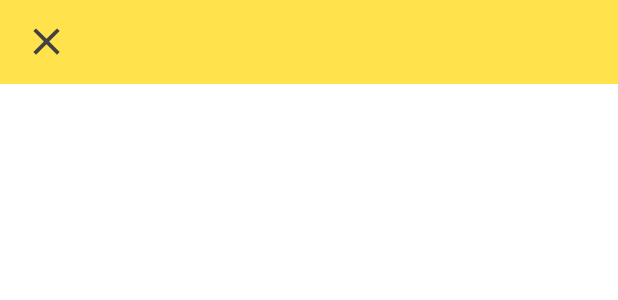
After one commit to CodeFactoryPDabrowski/near-inpost, an Android app: the layout machine_details_toolbar.xml on its own in the app's theme, with its tools: preview values and no code run, on a phone screen of 412 x 824 dp. The commit adds this screen. Shown: the top 300 px of the screen. Run offline under Robolectric (Android 15) with nearby library versions, the phone set to English and light mode, and no system bars.

Commit message:
Add toolbar to MachineDetailsActivity.

```diff
--- /dev/null
+++ b/app/src/main/res/drawable/machine_details_close_icon.xml
@@ -0,0 +1,10 @@
+<?xml version="1.0" encoding="utf-8"?>
+<vector xmlns:android="http://schemas.android.com/apk/res/android"
+    android:width="24dp"
+    android:height="24dp"
+    android:viewportHeight="24"
+    android:viewportWidth="24">
+    <path
+        android:fillColor="@color/colorAccent"
+        android:pathData="M19,6.41L17.59,5L12,10.59L6.41,5L5,6.41L10.59,12L5,17.59L6.41,19L12,13.41L17.59,19L19,17.59L13.41,12L19,6.41Z" />
+</vector>
--- /dev/null
+++ b/app/src/main/res/layout/machine_details_toolbar.xml
@@ -0,0 +1,33 @@
+<?xml version="1.0" encoding="utf-8"?>
+<RelativeLayout xmlns:android="http://schemas.android.com/apk/res/android"
+    android:layout_width="match_parent"
+    android:layout_height="wrap_content">
+
+    <android.support.v7.widget.Toolbar
+        android:id="@+id/machineDetailsToolbar"
+        android:layout_width="match_parent"
+        android:layout_height="wrap_content"
+        android:background="@color/colorMachineDetailsToolbar"
+        android:minHeight="?attr/actionBarSize" />
+
+    <ImageView
+        android:id="@+id/machineDetailsClose"
+        android:layout_width="@dimen/machine_details_close_size"
+        android:layout_height="@dimen/machine_details_close_size"
+        android:layout_alignParentStart="true"
+        android:layout_centerVertical="true"
+        android:layout_marginEnd="@dimen/common_default_margin"
+        android:layout_marginStart="@dimen/common_default_margin"
+        android:contentDescription="@string/app_name"
+        android:src="@drawable/machine_details_close_icon" />
+
+    <TextView
+        android:id="@+id/machineDetailsName"
+        android:layout_width="wrap_content"
+        android:layout_height="wrap_content"
+        android:layout_centerInParent="true"
+        android:gravity="center_vertical"
+        android:minHeight="?attr/actionBarSize"
+        android:textSize="@dimen/common_big_text_size"
+        android:textStyle="bold" />
+</RelativeLayout>
--- a/app/src/main/res/values/colors.xml
+++ b/app/src/main/res/values/colors.xml
@@ -9,4 +9,5 @@
     <color name="colorSecondaryText">#727272</color>
     <color name="colorScrim">#99323232</color>
     <color name="colorDisabledDark">#43000000</color>
+    <color name="colorMachineDetailsToolbar">#B3FFD600</color>
 </resources>
--- /dev/null
+++ b/app/src/main/res/values/machine_details_dimens.xml
@@ -0,0 +1,4 @@
+<?xml version="1.0" encoding="utf-8"?>
+<resources>
+    <dimen name="machine_details_close_size">30dp</dimen>
+</resources>
```
Also changed, not shown: app/src/main/java/com/codefactory/przemyslawdabrowski/nearinpost/view/machine_details/MachineDetailsActivity.kt (+29 -0 lines), app/src/main/res/layout/machine_details_activity.xml (+6 -8 lines).
